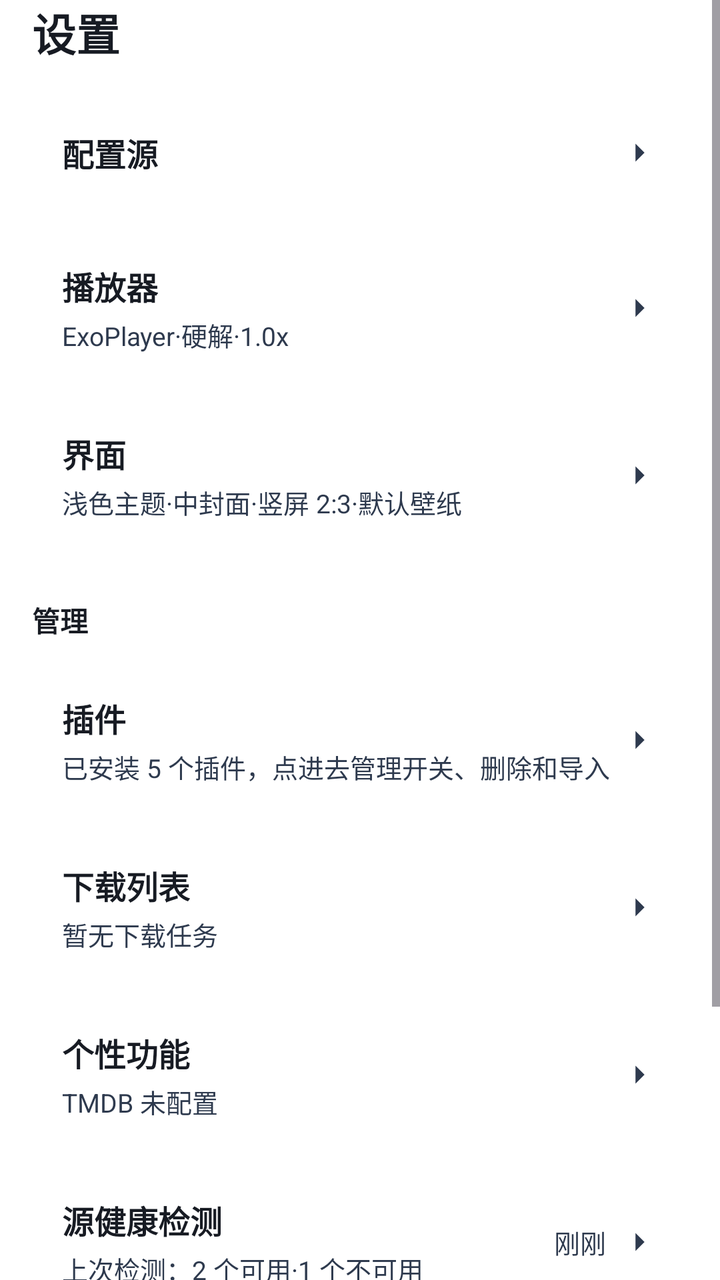
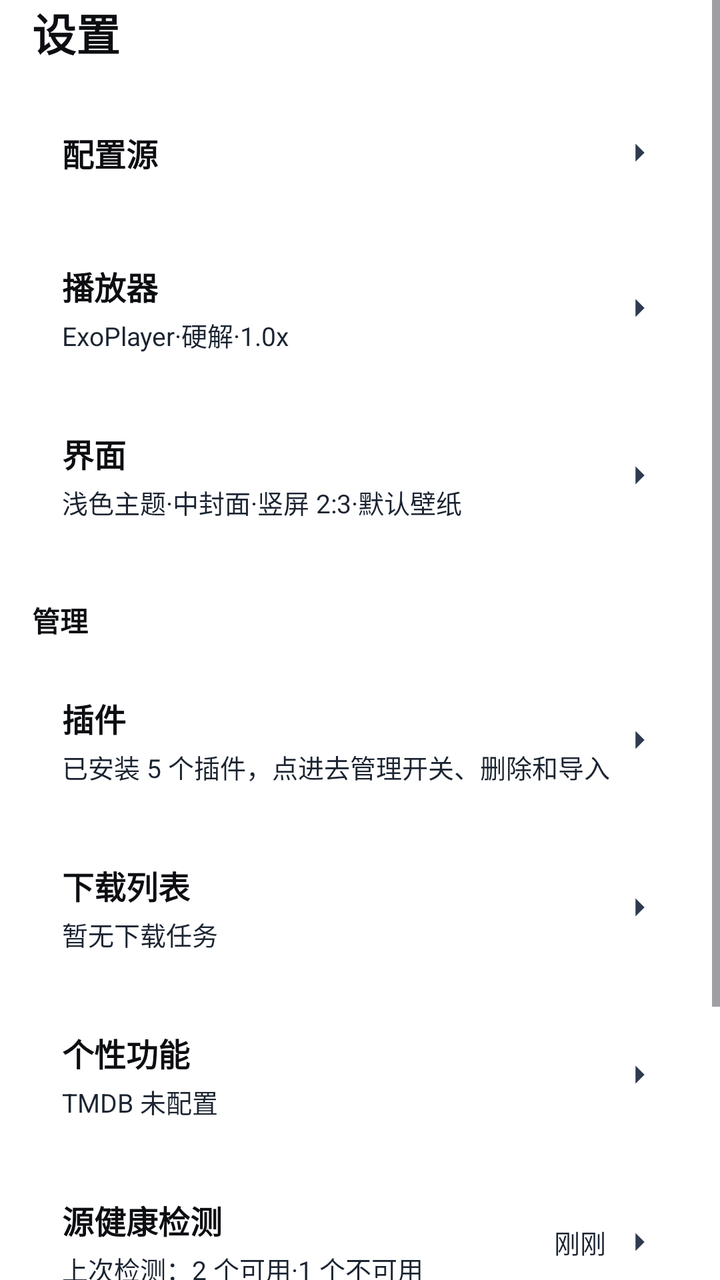

Compare the two renders of this Android layout. The source of the first and the diff that turns it into the second are given below.
<!-- AndroidManifest.xml: another module's application theme Theme.App -->
<!-- res/layout/fragment_setting.xml -->
<?xml version="1.0" encoding="utf-8"?>
<ScrollView xmlns:android="http://schemas.android.com/apk/res/android"
    android:layout_width="match_parent"
    android:layout_height="match_parent"
    android:fillViewport="true"
    android:fitsSystemWindows="false">
    <LinearLayout
        android:layout_width="match_parent"
        android:layout_height="wrap_content"
        android:orientation="vertical"
        android:paddingLeft="16dp"
        android:paddingRight="16dp"
        android:paddingTop="0dp"
        android:paddingBottom="16dp">
        <TextView
            android:layout_width="wrap_content"
            android:layout_height="wrap_content"
            android:layout_marginBottom="12dp"
            android:text="设置"
            android:textColor="#171B23"
            android:textSize="22sp"
            android:textStyle="bold" />
        <LinearLayout
            android:id="@+id/card_config"
            android:layout_width="match_parent"
            android:layout_height="wrap_content"
            android:layout_marginBottom="8dp"
            android:background="@drawable/xc_setcard_v2"
            android:clickable="true"
            android:focusable="true"
            android:foreground="?attr/selectableItemBackground"
            android:gravity="center_vertical"
            android:minHeight="64dp"
            android:orientation="horizontal"
            android:padding="15dp">
            <LinearLayout
                android:layout_width="0dp"
                android:layout_height="wrap_content"
                android:layout_weight="1"
                android:orientation="vertical">
                <TextView
                    android:layout_width="wrap_content"
                    android:layout_height="wrap_content"
                    android:text="配置源"
                    android:textColor="#171B23"
                    android:textSize="16sp"
                    android:textStyle="bold" />
            </LinearLayout>
            <ImageView
                android:layout_width="18dp"
                android:layout_height="18dp"
                android:src="@drawable/ic_chev_v2" />
        </LinearLayout>
        <LinearLayout
            android:id="@+id/card_player"
            android:layout_width="match_parent"
            android:layout_height="wrap_content"
            android:layout_marginBottom="8dp"
            android:background="@drawable/xc_setcard_v2"
            android:clickable="true"
            android:focusable="true"
            android:foreground="?attr/selectableItemBackground"
            android:gravity="center_vertical"
            android:minHeight="64dp"
            android:orientation="horizontal"
            android:padding="15dp">
            <LinearLayout
                android:layout_width="0dp"
                android:layout_height="wrap_content"
                android:layout_weight="1"
                android:orientation="vertical">
                <TextView
                    android:layout_width="wrap_content"
                    android:layout_height="wrap_content"
                    android:text="播放器"
                    android:textColor="#171B23"
                    android:textSize="16sp"
                    android:textStyle="bold" />
                <TextView
                    android:id="@+id/text_player_sub"
                    android:layout_width="wrap_content"
                    android:layout_height="wrap_content"
                    android:layout_marginTop="3dp"
                    android:text="ExoPlayer·硬解·1.0x"
                    android:textColor="#2E3A4E"
                    android:textSize="13sp" />
            </LinearLayout>
            <ImageView
                android:layout_width="18dp"
                android:layout_height="18dp"
                android:src="@drawable/ic_chev_v2" />
        </LinearLayout>
        <LinearLayout
            android:id="@+id/card_appearance"
            android:layout_width="match_parent"
            android:layout_height="wrap_content"
            android:layout_marginBottom="8dp"
            android:background="@drawable/xc_setcard_v2"
            android:clickable="true"
            android:focusable="true"
            android:foreground="?attr/selectableItemBackground"
            android:gravity="center_vertical"
            android:minHeight="64dp"
            android:orientation="horizontal"
            android:padding="15dp">
            <LinearLayout
                android:layout_width="0dp"
                android:layout_height="wrap_content"
                android:layout_weight="1"
                android:orientation="vertical">
                <TextView
                    android:layout_width="wrap_content"
                    android:layout_height="wrap_content"
                    android:text="界面"
                    android:textColor="#171B23"
                    android:textSize="16sp"
                    android:textStyle="bold" />
                <TextView
                    android:id="@+id/text_appearance_sub"
                    android:layout_width="wrap_content"
                    android:layout_height="wrap_content"
                    android:layout_marginTop="3dp"
                    android:text="浅色主题·中封面·竖屏 2:3·默认壁纸"
                    android:textColor="#2E3A4E"
                    android:textSize="13sp" />
            </LinearLayout>
            <ImageView
                android:layout_width="18dp"
                android:layout_height="18dp"
                android:src="@drawable/ic_chev_v2" />
        </LinearLayout>
        <TextView
            android:layout_width="wrap_content"
            android:layout_height="wrap_content"
            android:layout_marginTop="16dp"
            android:layout_marginBottom="12dp"
            android:text="管理"
            android:textColor="#171B23"
            android:textSize="14sp"
            android:textStyle="bold" />
        <LinearLayout
            android:id="@+id/card_plugin"
            android:layout_width="match_parent"
            android:layout_height="wrap_content"
            android:layout_marginBottom="8dp"
            android:background="@drawable/xc_setcard_v2"
            android:clickable="true"
            android:focusable="true"
            android:foreground="?attr/selectableItemBackground"
            android:gravity="center_vertical"
            android:minHeight="64dp"
            android:orientation="horizontal"
            android:padding="15dp">
            <LinearLayout
                android:layout_width="0dp"
                android:layout_height="wrap_content"
                android:layout_weight="1"
                android:orientation="vertical">
                <TextView
                    android:layout_width="wrap_content"
                    android:layout_height="wrap_content"
                    android:text="插件"
                    android:textColor="#171B23"
                    android:textSize="16sp"
                    android:textStyle="bold" />
                <TextView
                    android:id="@+id/text_plugin_sub"
                    android:layout_width="wrap_content"
                    android:layout_height="wrap_content"
                    android:layout_marginTop="3dp"
                    android:text="已安装 5 个插件，点进去管理开关、删除和导入"
                    android:textColor="#2E3A4E"
                    android:textSize="13sp" />
            </LinearLayout>
            <ImageView
                android:layout_width="18dp"
                android:layout_height="18dp"
                android:src="@drawable/ic_chev_v2" />
        </LinearLayout>
        <LinearLayout
            android:id="@+id/card_download"
            android:layout_width="match_parent"
            android:layout_height="wrap_content"
            android:layout_marginBottom="8dp"
            android:background="@drawable/xc_setcard_v2"
            android:clickable="true"
            android:focusable="true"
            android:foreground="?attr/selectableItemBackground"
            android:gravity="center_vertical"
            android:minHeight="64dp"
            android:orientation="horizontal"
            android:padding="15dp">
            <LinearLayout
                android:layout_width="0dp"
                android:layout_height="wrap_content"
                android:layout_weight="1"
                android:orientation="vertical">
                <TextView
                    android:layout_width="wrap_content"
                    android:layout_height="wrap_content"
                    android:text="下载列表"
                    android:textColor="#171B23"
                    android:textSize="16sp"
                    android:textStyle="bold" />
                <TextView
                    android:id="@+id/text_download_sub"
                    android:layout_width="wrap_content"
                    android:layout_height="wrap_content"
                    android:layout_marginTop="3dp"
                    android:text="暂无下载任务"
                    android:textColor="#2E3A4E"
                    android:textSize="13sp" />
            </LinearLayout>
            <ImageView
                android:layout_width="18dp"
                android:layout_height="18dp"
                android:src="@drawable/ic_chev_v2" />
        </LinearLayout>
        <LinearLayout
            android:id="@+id/card_features"
            android:layout_width="match_parent"
            android:layout_height="wrap_content"
            android:layout_marginBottom="8dp"
            android:background="@drawable/xc_setcard_v2"
            android:clickable="true"
            android:focusable="true"
            android:foreground="?attr/selectableItemBackground"
            android:gravity="center_vertical"
            android:minHeight="64dp"
            android:orientation="horizontal"
            android:padding="15dp">
            <LinearLayout
                android:layout_width="0dp"
                android:layout_height="wrap_content"
                android:layout_weight="1"
                android:orientation="vertical">
                <TextView
                    android:layout_width="wrap_content"
                    android:layout_height="wrap_content"
                    android:text="个性功能"
                    android:textColor="#171B23"
                    android:textSize="16sp"
                    android:textStyle="bold" />
                <TextView
                    android:id="@+id/text_features_sub"
                    android:layout_width="wrap_content"
                    android:layout_height="wrap_content"
                    android:layout_marginTop="3dp"
                    android:text="TMDB 未配置"
                    android:textColor="#2E3A4E"
                    android:textSize="13sp" />
            </LinearLayout>
            <ImageView
                android:layout_width="18dp"
                android:layout_height="18dp"
                android:src="@drawable/ic_chev_v2" />
        </LinearLayout>
        <LinearLayout
            android:id="@+id/card_health"
            android:layout_width="match_parent"
            android:layout_height="wrap_content"
            android:layout_marginBottom="8dp"
            android:background="@drawable/xc_setcard_v2"
            android:clickable="true"
            android:focusable="true"
            android:foreground="?attr/selectableItemBackground"
            android:gravity="center_vertical"
            android:minHeight="64dp"
            android:orientation="horizontal"
            android:padding="15dp">
            <LinearLayout
                android:layout_width="0dp"
                android:layout_height="wrap_content"
                android:layout_weight="1"
                android:orientation="vertical">
                <TextView
                    android:layout_width="wrap_content"
                    android:layout_height="wrap_content"
                    android:text="源健康检测"
                    android:textColor="#171B23"
                    android:textSize="16sp"
                    android:textStyle="bold" />
                <TextView
                    android:id="@+id/text_health_sub"
                    android:layout_width="wrap_content"
                    android:layout_height="wrap_content"
                    android:layout_marginTop="3dp"
                    android:text="上次检测：2 个可用·1 个不可用"
                    android:textColor="#2E3A4E"
                    android:textSize="13sp" />
            </LinearLayout>
            <TextView
                android:id="@+id/text_health_time"
                android:layout_width="wrap_content"
                android:layout_height="wrap_content"
                android:layout_marginEnd="8dp"
                android:text="刚刚"
                android:textColor="#2E3A4E"
                android:textSize="13sp" />
            <ImageView
                android:layout_width="18dp"
                android:layout_height="18dp"
                android:src="@drawable/ic_chev_v2" />
        </LinearLayout>
        <TextView
            android:layout_width="wrap_content"
            android:layout_height="wrap_content"
            android:layout_marginTop="16dp"
            android:layout_marginBottom="12dp"
            android:text="关于"
            android:textColor="#171B23"
            android:textSize="14sp"
            android:textStyle="bold" />
        <LinearLayout
            android:id="@+id/card_xingchen"
            android:layout_width="match_parent"
            android:layout_height="wrap_content"
            android:layout_marginBottom="8dp"
            android:background="@drawable/xc_setcard_v2"
            android:clickable="true"
            android:focusable="true"
            android:foreground="?attr/selectableItemBackground"
            android:gravity="center_vertical"
            android:minHeight="64dp"
            android:orientation="horizontal"
            android:padding="15dp">
            <LinearLayout
                android:layout_width="0dp"
                android:layout_height="wrap_content"
                android:layout_weight="1"
                android:orientation="vertical">
                <TextView
                    android:layout_width="wrap_content"
                    android:layout_height="wrap_content"
                    android:text="星辰"
                    android:textColor="#171B23"
                    android:textSize="16sp"
                    android:textStyle="bold" />
                <TextView
                    android:id="@+id/text_xingchen_sub"
                    android:layout_width="wrap_content"
                    android:layout_height="wrap_content"
                    android:layout_marginTop="3dp"
                    android:text=""
                    android:textColor="#2E3A4E"
                    android:textSize="13sp" />
            </LinearLayout>
            <ImageView
                android:layout_width="18dp"
                android:layout_height="18dp"
                android:src="@drawable/ic_chev_v2" />
        </LinearLayout>
    </LinearLayout>
</ScrollView>
<!-- resources referenced by this layout -->
<resources>
  <!-- drawable ic_chev_v2 (drawable) -->
  <?xml version="1.0" encoding="utf-8"?>
  <vector xmlns:android="http://schemas.android.com/apk/res/android"
      android:width="18dp"
      android:height="18dp"
      android:viewportWidth="24"
      android:viewportHeight="24">
      <path
          android:fillColor="#2E3A4E"
          android:pathData="M9,6l6,6l-6,6" />
  </vector>
  <!-- drawable xc_setcard_v2 (drawable) -->
  <?xml version="1.0" encoding="utf-8"?>
  <shape xmlns:android="http://schemas.android.com/apk/res/android" android:shape="rectangle">
      <corners android:radius="10dp" />
      <solid android:color="#57FFFFFF" />
      <stroke android:width="1dp" android:color="#61FFFFFF" />
  </shape>
  <style name="Theme.App" parent="Theme.XingChen">
          <item name="android:windowDisablePreview">true</item>
          <item name="android:windowSplashScreenBackground">#000000</item>
          <item name="android:windowBackground">#000000</item>
      </style>
  <style name="Theme.XingChen" parent="Theme.Material3.DayNight.NoActionBar">
          <item name="android:windowBackground">@android:color/transparent</item>
                <item name="android:colorBackground">@android:color/transparent</item>
          <item name="colorPrimary">#f0a400</item>
          <item name="colorPrimaryVariant">#c07f00</item>
          <item name="colorOnPrimary">@android:color/white</item>
      </style>
</resources>

<!-- the commit's change to res/layout/fragment_setting.xml (unified diff, before → after) -->
@@ -17,7 +17,7 @@
             android:layout_height="wrap_content"
             android:layout_marginBottom="12dp"
             android:text="设置"
-            android:textColor="#171B23"
+            android:textColor="#0C0E12"
             android:textSize="22sp"
             android:textStyle="bold" />
         <LinearLayout
@@ -42,7 +42,7 @@
                     android:layout_width="wrap_content"
                     android:layout_height="wrap_content"
                     android:text="配置源"
-                    android:textColor="#171B23"
+                    android:textColor="#0C0E12"
                     android:textSize="16sp"
                     android:textStyle="bold" />
             </LinearLayout>
@@ -73,7 +73,7 @@
                     android:layout_width="wrap_content"
                     android:layout_height="wrap_content"
                     android:text="播放器"
-                    android:textColor="#171B23"
+                    android:textColor="#0C0E12"
                     android:textSize="16sp"
                     android:textStyle="bold" />
                 <TextView
@@ -82,7 +82,7 @@
                     android:layout_height="wrap_content"
                     android:layout_marginTop="3dp"
                     android:text="ExoPlayer·硬解·1.0x"
-                    android:textColor="#2E3A4E"
+                    android:textColor="#1B2431"
                     android:textSize="13sp" />
             </LinearLayout>
             <ImageView
@@ -112,7 +112,7 @@
                     android:layout_width="wrap_content"
                     android:layout_height="wrap_content"
                     android:text="界面"
-                    android:textColor="#171B23"
+                    android:textColor="#0C0E12"
                     android:textSize="16sp"
                     android:textStyle="bold" />
                 <TextView
@@ -121,7 +121,7 @@
                     android:layout_height="wrap_content"
                     android:layout_marginTop="3dp"
                     android:text="浅色主题·中封面·竖屏 2:3·默认壁纸"
-                    android:textColor="#2E3A4E"
+                    android:textColor="#1B2431"
                     android:textSize="13sp" />
             </LinearLayout>
             <ImageView
@@ -135,7 +135,7 @@
             android:layout_marginTop="16dp"
             android:layout_marginBottom="12dp"
             android:text="管理"
-            android:textColor="#171B23"
+            android:textColor="#0C0E12"
             android:textSize="14sp"
             android:textStyle="bold" />
         <LinearLayout
@@ -160,7 +160,7 @@
                     android:layout_width="wrap_content"
                     android:layout_height="wrap_content"
                     android:text="插件"
-                    android:textColor="#171B23"
+                    android:textColor="#0C0E12"
                     android:textSize="16sp"
                     android:textStyle="bold" />
                 <TextView
@@ -169,7 +169,7 @@
                     android:layout_height="wrap_content"
                     android:layout_marginTop="3dp"
                     android:text="已安装 5 个插件，点进去管理开关、删除和导入"
-                    android:textColor="#2E3A4E"
+                    android:textColor="#1B2431"
                     android:textSize="13sp" />
             </LinearLayout>
             <ImageView
@@ -199,7 +199,7 @@
                     android:layout_width="wrap_content"
                     android:layout_height="wrap_content"
                     android:text="下载列表"
-                    android:textColor="#171B23"
+                    android:textColor="#0C0E12"
                     android:textSize="16sp"
                     android:textStyle="bold" />
                 <TextView
@@ -208,7 +208,7 @@
                     android:layout_height="wrap_content"
                     android:layout_marginTop="3dp"
                     android:text="暂无下载任务"
-                    android:textColor="#2E3A4E"
+                    android:textColor="#1B2431"
                     android:textSize="13sp" />
             </LinearLayout>
             <ImageView
@@ -238,7 +238,7 @@
                     android:layout_width="wrap_content"
                     android:layout_height="wrap_content"
                     android:text="个性功能"
-                    android:textColor="#171B23"
+                    android:textColor="#0C0E12"
                     android:textSize="16sp"
                     android:textStyle="bold" />
                 <TextView
@@ -247,7 +247,7 @@
                     android:layout_height="wrap_content"
                     android:layout_marginTop="3dp"
                     android:text="TMDB 未配置"
-                    android:textColor="#2E3A4E"
+                    android:textColor="#1B2431"
                     android:textSize="13sp" />
             </LinearLayout>
             <ImageView
@@ -277,7 +277,7 @@
                     android:layout_width="wrap_content"
                     android:layout_height="wrap_content"
                     android:text="源健康检测"
-                    android:textColor="#171B23"
+                    android:textColor="#0C0E12"
                     android:textSize="16sp"
                     android:textStyle="bold" />
                 <TextView
@@ -286,7 +286,7 @@
                     android:layout_height="wrap_content"
                     android:layout_marginTop="3dp"
                     android:text="上次检测：2 个可用·1 个不可用"
-                    android:textColor="#2E3A4E"
+                    android:textColor="#1B2431"
                     android:textSize="13sp" />
             </LinearLayout>
             <TextView
@@ -295,7 +295,7 @@
                 android:layout_height="wrap_content"
                 android:layout_marginEnd="8dp"
                 android:text="刚刚"
-                android:textColor="#2E3A4E"
+                android:textColor="#1B2431"
                 android:textSize="13sp" />
             <ImageView
                 android:layout_width="18dp"
@@ -308,7 +308,7 @@
             android:layout_marginTop="16dp"
             android:layout_marginBottom="12dp"
             android:text="关于"
-            android:textColor="#171B23"
+            android:textColor="#0C0E12"
             android:textSize="14sp"
             android:textStyle="bold" />
         <LinearLayout
@@ -333,7 +333,7 @@
                     android:layout_width="wrap_content"
                     android:layout_height="wrap_content"
                     android:text="星辰"
-                    android:textColor="#171B23"
+                    android:textColor="#0C0E12"
                     android:textSize="16sp"
                     android:textStyle="bold" />
                 <TextView
@@ -342,7 +342,7 @@
                     android:layout_height="wrap_content"
                     android:layout_marginTop="3dp"
                     android:text=""
-                    android:textColor="#2E3A4E"
+                    android:textColor="#1B2431"
                     android:textSize="13sp" />
             </LinearLayout>
             <ImageView
